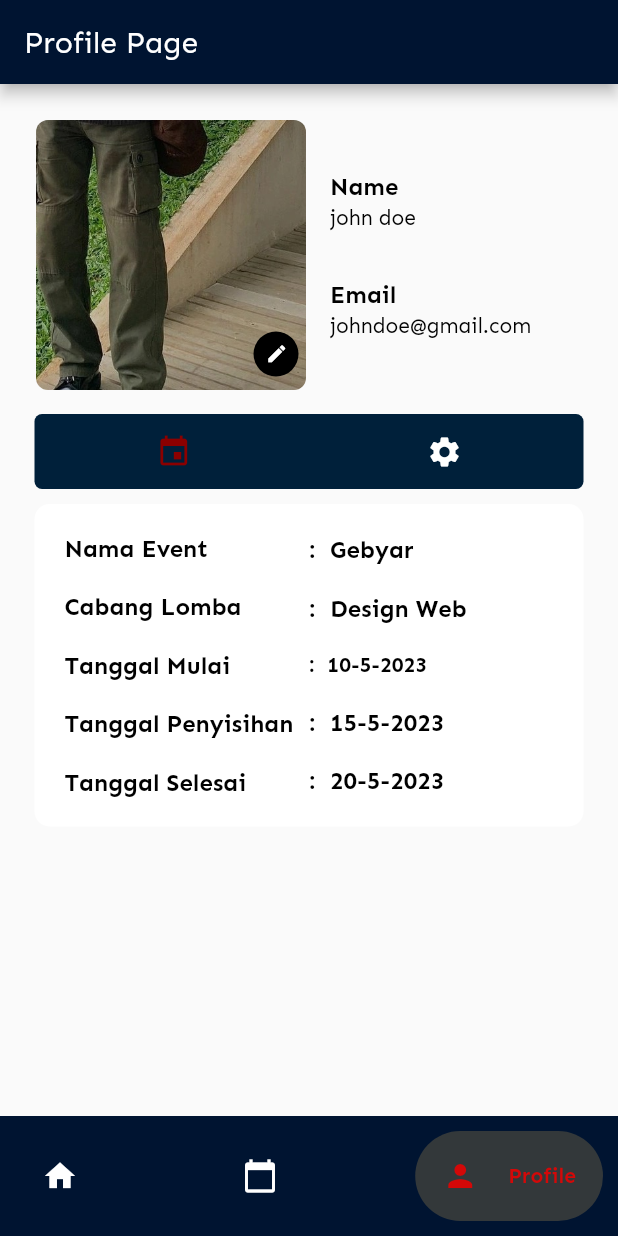
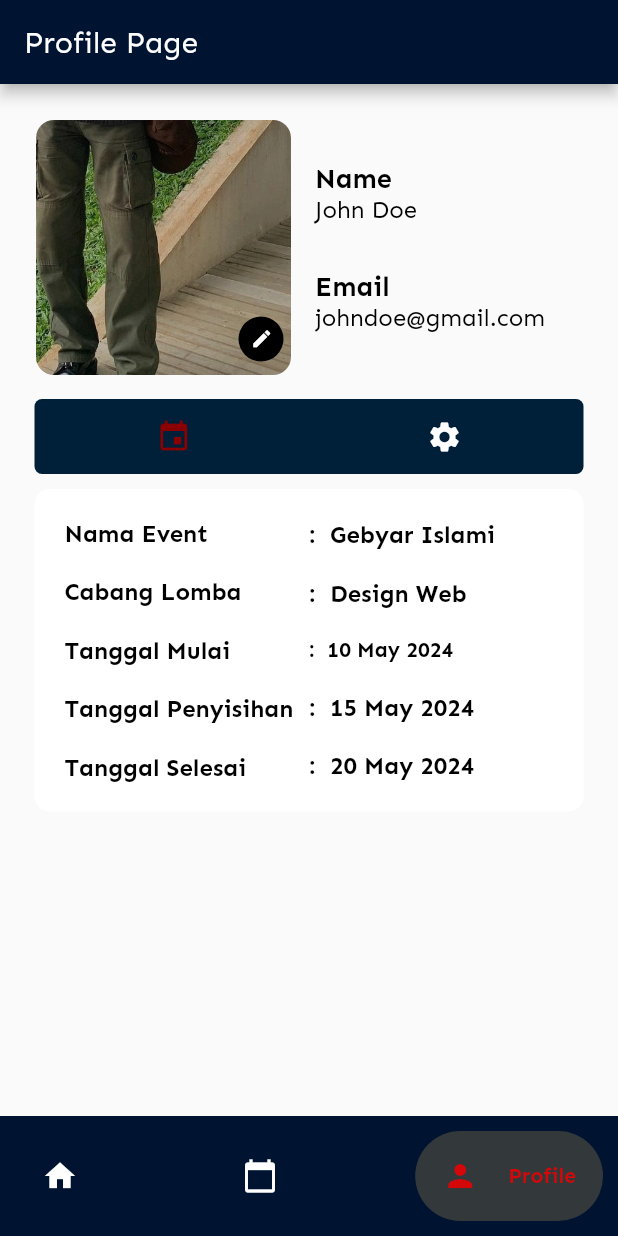
Before and after one commit to Informatika-C/EventKampusKelompok, a Flutter app: the screen it shows after launch, item 3 of the bottom bar chosen, on a phone screen of 412 x 824 dp. Run offline on Flutter 3.47's test engine with Material 2 defaults, Android fonts, the phone set to English and light mode, and no system bars; drawn by our look-alikes of google_nav_bar; our stand-ins replace carousel_slider, fluttertoast, get, google_fonts, shared_preferences.

Commit message:
fix sizing text

```diff
--- a/lib/setting.dart
+++ b/lib/setting.dart
@@ -135,8 +135,51 @@ class _PState extends State<P> with SingleTickerProviderStateMixin {
                 Column(
                   crossAxisAlignment: CrossAxisAlignment.start,
                   children: [
+                    Container(
+                      width: 150,
+                      child: Text(
+                        ":  Gebyar Islami",
+                        maxLines: 1,
+                        overflow: TextOverflow.ellipsis,
+                        style: TextStyle(
+                          fontSize: 16,
+                          fontWeight: FontWeight.bold,
+                          color: Colors.black,
+                        ),
+                      ),
+                    ),
+                    SizedBox(
+                      height: 20,
+                    ),
+                    Container(
+                      width: 150,
+                      child: Text(
+                        ":  Design Web",
+                        maxLines: 1,
+                        overflow: TextOverflow.ellipsis,
+                        style: TextStyle(
+                          fontSize: 16,
+                          fontWeight: FontWeight.bold,
+                          color: Colors.black,
+                        ),
+                      ),
+                    ),
+                    SizedBox(
+                      height: 20,
+                    ),
                     Text(
-                      ":  Gebyar",
+                      ":  10 May 2024",
+                      style: TextStyle(
+                        fontSize: 14,
+                        fontWeight: FontWeight.bold,
+                        color: Colors.black,
+                      ),
+                    ),
+                    SizedBox(
+                      height: 20,
+                    ),
+                    Text(
+                      ":  15 May 2024",
                       style: TextStyle(
                         fontSize: 16,
                         fontWeight: FontWeight.bold,
@@ -147,40 +190,7 @@ class _PState extends State<P> with SingleTickerProviderStateMixin {
                       height: 20,
                     ),
                     Text(
-                      ":  Design Web",
-                      style: TextStyle(
-                        fontSize: 16,
-                        fontWeight: FontWeight.bold,
-                        color: Colors.black,
-                      ),
-                    ),
-                    SizedBox(
-                      height: 20,
-                    ),
-                    Text(
-                      ":  10-5-2023",
-                      style: TextStyle(
-                        fontSize: 14,
-                        fontWeight: FontWeight.bold,
-                        color: Colors.black,
-                      ),
-                    ),
-                    SizedBox(
-                      height: 20,
-                    ),
-                    Text(
-                      ":  15-5-2023",
-                      style: TextStyle(
-                        fontSize: 16,
-                        fontWeight: FontWeight.bold,
-                        color: Colors.black,
-                      ),
-                    ),
-                    SizedBox(
-                      height: 20,
-                    ),
-                    Text(
-                      ":  20-5-2023",
+                      ":  20 May 2024",
                       style: TextStyle(
                         fontSize: 16,
                         fontWeight: FontWeight.bold,
@@ -338,9 +348,9 @@ class _PState extends State<P> with SingleTickerProviderStateMixin {
                         Stack(
                           children: [
                             ClipRRect(
-                              borderRadius: BorderRadius.circular(8),
+                              borderRadius: BorderRadius.circular(12),
                               child: SizedBox(
-                                width: 180,
+                                width: 170,
                                 child: Image.asset(
                                   'assets/images/ffd.jpeg',
                                   fit: BoxFit.fill,
@@ -416,16 +426,21 @@ class _PState extends State<P> with SingleTickerProviderStateMixin {
                             title: Text(
                               'Name',
                               style: TextStyle(
-                                fontSize: 16,
+                                fontSize: 18,
                                 fontWeight: FontWeight.bold,
                                 color: Colors.black,
                               ),
                             ),
-                            subtitle: Text(
-                              "john doe",
-                              style: TextStyle(
-                                fontSize: 14,
-                                color: Colors.black,
+                            subtitle: Container(
+                              width: 160,
+                              child: Text(
+                                "John Doe",
+                                maxLines: 2,
+                                overflow: TextOverflow.ellipsis,
+                                style: TextStyle(
+                                  fontSize: 16,
+                                  color: Colors.black,
+                                ),
                               ),
                             ),
                           ),
@@ -433,16 +448,21 @@ class _PState extends State<P> with SingleTickerProviderStateMixin {
                             title: Text(
                               'Email',
                               style: TextStyle(
-                                fontSize: 16,
+                                fontSize: 18,
                                 fontWeight: FontWeight.bold,
                                 color: Colors.black,
                               ),
                             ),
-                            subtitle: Text(
-                              "johndoe@gmail.com",
-                              style: TextStyle(
-                                fontSize: 14,
-                                color: Colors.black,
+                            subtitle: Container(
+                              width: 160,
+                              child: Text(
+                                "johndoe@gmail.com",
+                                maxLines: 1,
+                                overflow: TextOverflow.ellipsis,
+                                style: TextStyle(
+                                  fontSize: 16,
+                                  color: Colors.black,
+                                ),
                               ),
                             ),
                           ),
```
Also changed, not shown: lib/setting-parts.dart (+16 -17 lines), lib/test.dart (+58 -37 lines), pubspec.lock.
